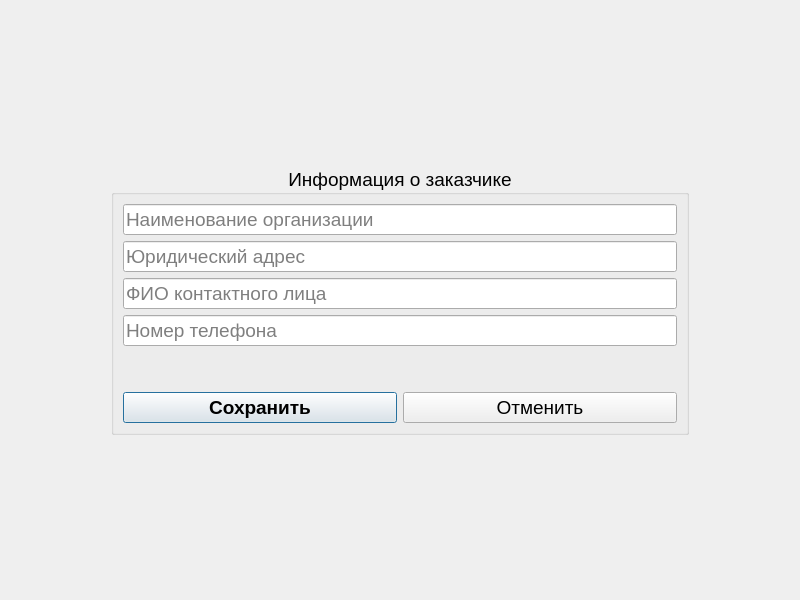
Old version of the form views/auth/customerinfodialog.ui in the repository kingoil01/mospolytech-database-coursework.
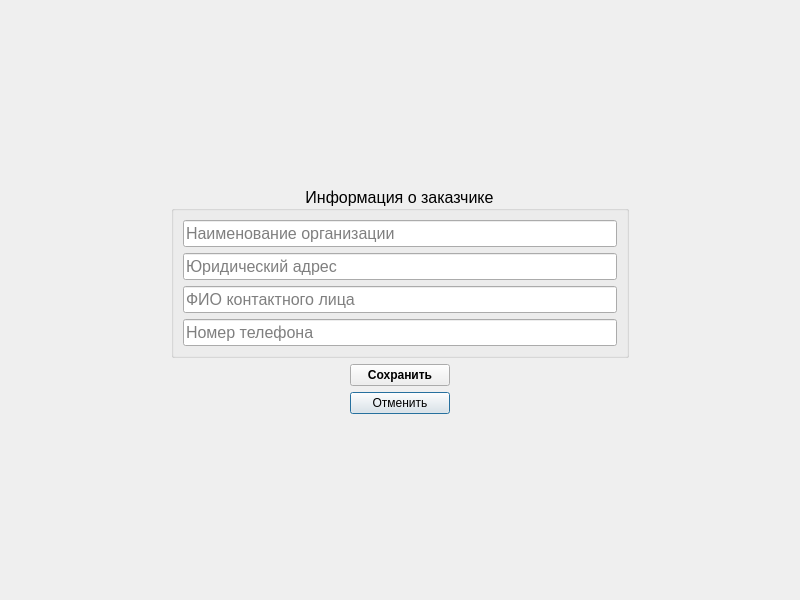
New version of the form.

Commit message: Все окна были приведены к одному дизайну

The edit to the form file:
```diff
--- a/views/auth/customerinfodialog.ui
+++ b/views/auth/customerinfodialog.ui
@@ -14,27 +14,11 @@
    <string>Dialog</string>
   </property>
   <layout class="QGridLayout" name="gridLayout_2">
-   <item row="1" column="2">
-    <spacer name="horizontalSpacer_2">
-     <property name="orientation">
-      <enum>Qt::Orientation::Horizontal</enum>
-     </property>
-     <property name="sizeType">
-      <enum>QSizePolicy::Policy::Fixed</enum>
-     </property>
-     <property name="sizeHint" stdset="0">
-      <size>
-       <width>100</width>
-       <height>20</height>
-      </size>
-     </property>
-    </spacer>
-   </item>
    <item row="1" column="1">
     <widget class="QGroupBox" name="groupBox">
      <property name="font">
       <font>
-       <pointsize>14</pointsize>
+       <pointsize>12</pointsize>
       </font>
      </property>
      <property name="title">
@@ -51,6 +35,13 @@
         </property>
        </widget>
       </item>
+      <item row="2" column="0">
+       <widget class="QLineEdit" name="editContactPerson">
+        <property name="placeholderText">
+         <string>ФИО контактного лица</string>
+        </property>
+       </widget>
+      </item>
       <item row="3" column="0">
        <widget class="QLineEdit" name="editPhone">
         <property name="placeholderText">
@@ -65,70 +56,10 @@
         </property>
        </widget>
       </item>
-      <item row="5" column="0">
-       <layout class="QHBoxLayout" name="horizontalLayout">
-        <item>
-         <widget class="QPushButton" name="btnSave">
-          <property name="font">
-           <font>
-            <pointsize>14</pointsize>
-            <bold>true</bold>
-           </font>
-          </property>
-          <property name="text">
-           <string>Сохранить</string>
-          </property>
-         </widget>
-        </item>
-        <item>
-         <widget class="QPushButton" name="btnCancel">
-          <property name="text">
-           <string>Отменить</string>
-          </property>
-         </widget>
-        </item>
-       </layout>
-      </item>
-      <item row="2" column="0">
-       <widget class="QLineEdit" name="editContactPerson">
-        <property name="placeholderText">
-         <string>ФИО контактного лица</string>
-        </property>
-       </widget>
-      </item>
-      <item row="4" column="0">
-       <spacer name="verticalSpacer_3">
-        <property name="orientation">
-         <enum>Qt::Orientation::Vertical</enum>
-        </property>
-        <property name="sizeHint" stdset="0">
-         <size>
-          <width>20</width>
-          <height>40</height>
-         </size>
-        </property>
-       </spacer>
-      </item>
      </layout>
     </widget>
    </item>
-   <item row="1" column="0">
-    <spacer name="horizontalSpacer">
-     <property name="orientation">
-      <enum>Qt::Orientation::Horizontal</enum>
-     </property>
-     <property name="sizeType">
-      <enum>QSizePolicy::Policy::Fixed</enum>
-     </property>
-     <property name="sizeHint" stdset="0">
-      <size>
-       <width>100</width>
-       <height>20</height>
-      </size>
-     </property>
-    </spacer>
-   </item>
-   <item row="2" column="1">
+   <item row="3" column="1">
     <spacer name="verticalSpacer">
      <property name="orientation">
       <enum>Qt::Orientation::Vertical</enum>
@@ -154,6 +85,94 @@
      </property>
     </spacer>
    </item>
+   <item row="1" column="0">
+    <spacer name="horizontalSpacer">
+     <property name="orientation">
+      <enum>Qt::Orientation::Horizontal</enum>
+     </property>
+     <property name="sizeType">
+      <enum>QSizePolicy::Policy::Fixed</enum>
+     </property>
+     <property name="sizeHint" stdset="0">
+      <size>
+       <width>160</width>
+       <height>20</height>
+      </size>
+     </property>
+    </spacer>
+   </item>
+   <item row="2" column="1">
+    <layout class="QGridLayout" name="gridLayout_3">
+     <item row="1" column="2">
+      <widget class="QPushButton" name="btnCancel">
+       <property name="text">
+        <string>Отменить</string>
+       </property>
+      </widget>
+     </item>
+     <item row="0" column="2">
+      <widget class="QPushButton" name="btnSave">
+       <property name="minimumSize">
+        <size>
+         <width>100</width>
+         <height>0</height>
+        </size>
+       </property>
+       <property name="font">
+        <font>
+         <pointsize>9</pointsize>
+         <bold>true</bold>
+        </font>
+       </property>
+       <property name="text">
+        <string>Сохранить</string>
+       </property>
+      </widget>
+     </item>
+     <item row="0" column="1">
+      <spacer name="horizontalSpacer_4">
+       <property name="orientation">
+        <enum>Qt::Orientation::Horizontal</enum>
+       </property>
+       <property name="sizeHint" stdset="0">
+        <size>
+         <width>40</width>
+         <height>20</height>
+        </size>
+       </property>
+      </spacer>
+     </item>
+     <item row="0" column="3">
+      <spacer name="horizontalSpacer_3">
+       <property name="orientation">
+        <enum>Qt::Orientation::Horizontal</enum>
+       </property>
+       <property name="sizeHint" stdset="0">
+        <size>
+         <width>40</width>
+         <height>20</height>
+        </size>
+       </property>
+      </spacer>
+     </item>
+    </layout>
+   </item>
+   <item row="1" column="2">
+    <spacer name="horizontalSpacer_2">
+     <property name="orientation">
+      <enum>Qt::Orientation::Horizontal</enum>
+     </property>
+     <property name="sizeType">
+      <enum>QSizePolicy::Policy::Fixed</enum>
+     </property>
+     <property name="sizeHint" stdset="0">
+      <size>
+       <width>160</width>
+       <height>20</height>
+      </size>
+     </property>
+    </spacer>
+   </item>
   </layout>
  </widget>
  <resources/>
```
The commit also changes 6 other files.
